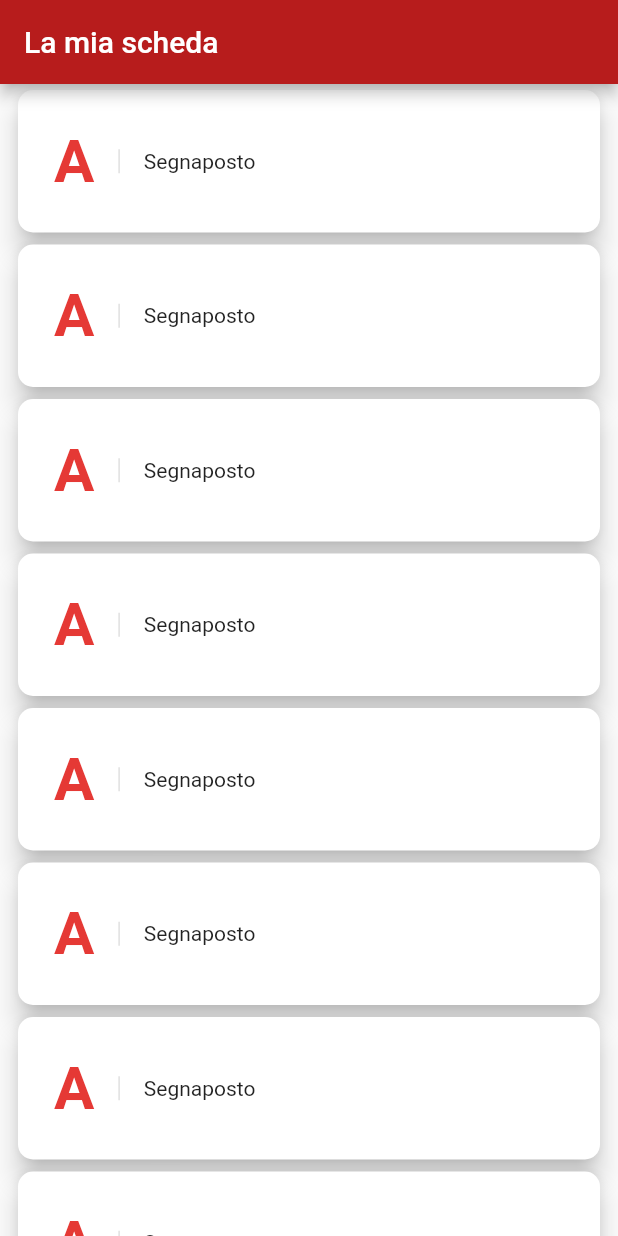
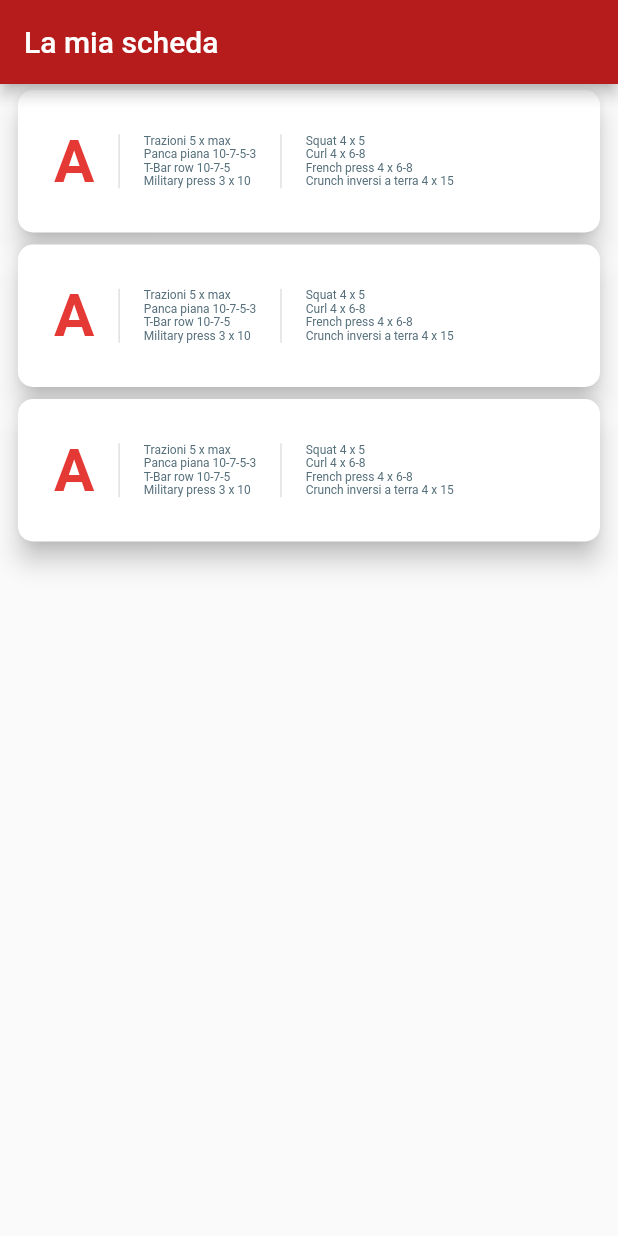
Before and after one commit to Tom1380/Pale, a Flutter app: the WorkoutProgramConfiguration screen opened directly, on a phone screen of 412 x 824 dp. Run offline on Flutter 3.47's test engine with Material 2 defaults, Android fonts, the phone set to English and light mode, and no system bars.

Commit message:
Worked on the workout program configurator.

```diff
--- a/lib/WorkoutProgramConfigurationPage.dart
+++ b/lib/WorkoutProgramConfigurationPage.dart
@@ -16,29 +16,28 @@ class _WorkoutProgramConfigurationState
         title: Text('La mia scheda'),
       ),
       body: ListView.builder(
-        itemCount: 20,
+        itemCount: 3,
         itemBuilder: (BuildContext context, int index) {
-          return WorkoutProgramDayConfigurator();
+          return WorkoutProgramDayPreview();
         },
       ),
     );
   }
 }
 
-class WorkoutProgramDayConfigurator extends StatefulWidget {
+class WorkoutProgramDayPreview extends StatefulWidget {
   TextEditingController controller = new TextEditingController();
-
   @override
-  _WorkoutProgramDayConfiguratorState createState() =>
-      _WorkoutProgramDayConfiguratorState();
+  _WorkoutProgramDayPreviewState createState() =>
+      _WorkoutProgramDayPreviewState();
 }
 
-class _WorkoutProgramDayConfiguratorState
-    extends State<WorkoutProgramDayConfigurator> {
+class _WorkoutProgramDayPreviewState extends State<WorkoutProgramDayPreview> {
   @override
   Widget build(BuildContext context) {
     return Padding(
       padding: const EdgeInsets.symmetric(horizontal: 8.0),
+      child: GestureDetector(
         child: Card(
           child: Padding(
             padding: const EdgeInsets.all(8.0),
@@ -47,7 +46,7 @@ class _WorkoutProgramDayConfiguratorState
                 Row(
                   children: [
                     Padding(
-                    padding: const EdgeInsets.all(16.0),
+                      padding: const EdgeInsets.fromLTRB(16, 16, 0, 16),
                       child: Text(
                         'A',
                         style: TextStyle(
@@ -57,7 +56,57 @@ class _WorkoutProgramDayConfiguratorState
                         ),
                       ),
                     ),
-                  Container(
+                    WorkoutProgramDayExerciseList([
+                      'Trazioni 5 x max',
+                      'Panca piana 10-7-5-3',
+                      'T-Bar row 10-7-5',
+                      'Military press 3 x 10',
+                      'Squat 4 x 5',
+                      'Curl 4 x 6-8',
+                      'French press 4 x 6-8',
+                      'Crunch inversi a terra 4 x 15',
+                    ]),
+                  ],
+                ),
+              ],
+              crossAxisAlignment: CrossAxisAlignment.start,
+            ),
+          ),
+        ),
+        onTap: () {
+          Navigator.push(
+            context,
+            MaterialPageRoute(
+              builder: (context) => WorkoutProgramDayConfigurator(),
+            ),
+          );
+        },
+      ),
+    );
+  }
+}
+
+class WorkoutProgramDayExerciseList extends StatelessWidget {
+  final List<String> exerciseList;
+  WorkoutProgramDayExerciseList(this.exerciseList);
+  Widget rowChild(BuildContext context, List<String> strings) {
+    List<Text> texts = [];
+    for (int i = 0; i < strings.length; ++i) {
+      texts.add(
+        Text(
+          strings[i],
+          overflow: TextOverflow.fade,
+          style: TextStyle(
+            fontSize: 8,
+            color: Colors.blueGrey[600],
+          ),
+        ),
+      );
+    }
+    return Container(
+      margin: EdgeInsets.only(
+        left: 16,
+      ),
       padding: EdgeInsets.only(
         left: 16,
       ),
@@ -71,18 +120,68 @@ class _WorkoutProgramDayConfiguratorState
       ),
       child: Column(
         crossAxisAlignment: CrossAxisAlignment.start,
-                      children: [
-                        Text('Segnaposto'),
-                      ],
-                    ),
-                  )
-                ],
-              ),
-            ],
-            crossAxisAlignment: CrossAxisAlignment.start,
-          ),
-        ),
+        children: texts,
       ),
     );
   }
+
+  @override
+  Widget build(BuildContext context) {
+    List<Widget> rowChildren = [];
+    if (this.exerciseList.length <= 4) {
+      rowChildren.add(
+        rowChild(
+          context,
+          this.exerciseList,
+        ),
+      );
+    } else if (this.exerciseList.length <= 8) {
+      rowChildren.add(
+        rowChild(
+          context,
+          this.exerciseList.sublist(0, 4),
+        ),
+      );
+      rowChildren.add(
+        rowChild(
+          context,
+          this.exerciseList.sublist(4, this.exerciseList.length),
+        ),
+      );
+    } else {
+      int middle = (this.exerciseList.length / 2).round();
+      rowChildren.add(
+        rowChild(
+          context,
+          this.exerciseList.sublist(0, middle),
+        ),
+      );
+      rowChildren.add(
+        rowChild(
+          context,
+          this.exerciseList.sublist(middle, this.exerciseList.length),
+        ),
+      );
     }
+    return Row(
+      crossAxisAlignment: CrossAxisAlignment.start,
+      children: rowChildren,
+    );
+  }
+}
+
+class WorkoutProgramDayConfigurator extends StatefulWidget {
+  @override
+  _WorkoutProgramDayConfiguratorState createState() =>
+      _WorkoutProgramDayConfiguratorState();
+}
+
+class _WorkoutProgramDayConfiguratorState
+    extends State<WorkoutProgramDayConfigurator> {
+  @override
+  Widget build(BuildContext context) {
+    return Scaffold(
+      appBar: AppBar(title: Text('Giorno A')),
+    );
+  }
+}
```
Lines whose indentation alone changed are shown as unchanged.
